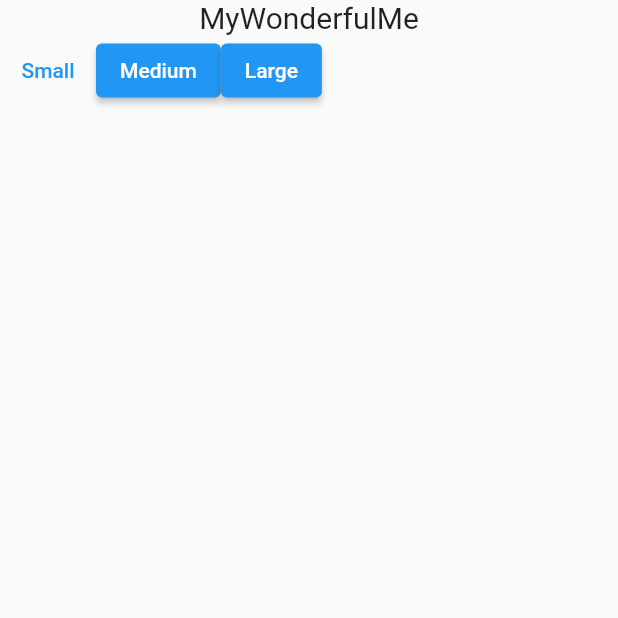
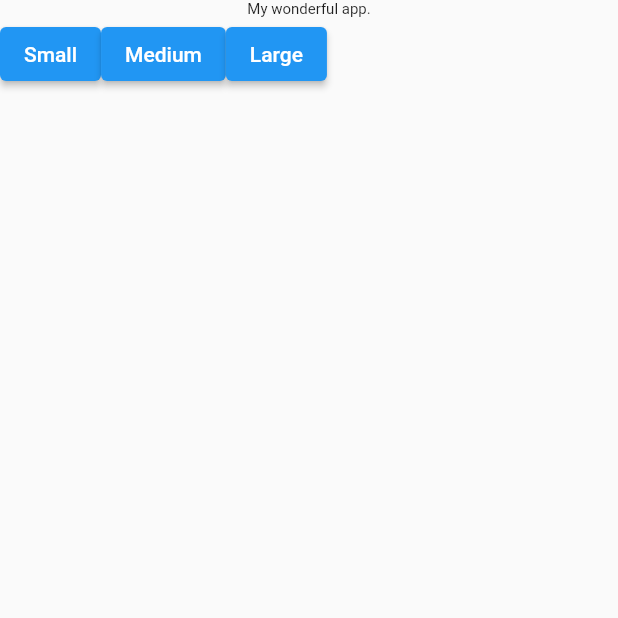
Before and after one commit to suragch/class_example_app, a Flutter app: the screen it shows after launch, after a tap on "Small", on a phone screen of 412 x 824 dp, the top half of it. Run offline on Flutter 3.47's test engine with Material 2 defaults, Android fonts, the light colour scheme and no system bars; our stand-ins replace shared_preferences.

Commit message:
a little refactoring

```diff
--- a/lib/main.dart
+++ b/lib/main.dart
@@ -1,6 +1,5 @@
-
-
 import 'package:flutter/material.dart';
+import 'package:shared_preferences/shared_preferences.dart';
 
 void main() {
   runApp(MyApp());
@@ -21,31 +20,67 @@ class MyApp extends StatelessWidget {
   }
 }
 
-class BodyWidget extends StatelessWidget {
+class BodyWidget extends StatefulWidget {
   const BodyWidget({
     Key key,
   }) : super(key: key);
+
+  @override
+  _BodyWidgetState createState() => _BodyWidgetState();
+}
+
+class _BodyWidgetState extends State<BodyWidget> {
+  var myFontSize = 20.0;
+  @override
+  void initState() {
+    _getFontSize();
+    super.initState();
+  }
+
+  Future<void> _getFontSize() async {
+    SharedPreferences prefs = await SharedPreferences.getInstance();
+    myFontSize = prefs.getDouble('UserFontSize') ?? 20.0;
+  }
+
+  Future<void> _saveFontSize(double fontSize) async {
+    myFontSize = fontSize;
+    SharedPreferences prefs = await SharedPreferences.getInstance();
+    prefs.setDouble('UserFontSize', fontSize);
+  }
 
   @override
   Widget build(BuildContext context) {
     return Column(
       children: [
         Text(
-          'MyWonderfulMe',
-          style: TextStyle(fontSize: 20),
+          "My wonderful app.",
+          style: TextStyle(fontSize: myFontSize),
         ),
         Row(
           children: [
-            TextButton(
-              onPressed: () {},
+            ElevatedButton(
+              onPressed: () {
+                setState(() async {
+
+                  _saveFontSize(10.0);
+                });
+              },
               child: Text('Small'),
             ),
             ElevatedButton(
-              onPressed: () {},
+              onPressed: () {
+                setState(() async {
+                  _saveFontSize(20.0);
+                });
+              },
               child: Text('Medium'),
             ),
             ElevatedButton(
-              onPressed: () {},
+              onPressed: () {
+                setState(() async {
+                  _saveFontSize(50.0);
+                });
+              },
               child: Text('Large'),
             ),
           ],
--- a/pubspec.yaml
+++ b/pubspec.yaml
@@ -9,10 +9,7 @@ environment:
 dependencies:
   flutter:
     sdk: flutter
-  cupertino_icons: ^0.1.2
-  stacked: ^2.0.0
   shared_preferences: ^2.0.5
-  get_it: ^6.0.0
 
 dev_dependencies:
   flutter_test:
```
Also changed, not shown: pubspec.lock.
